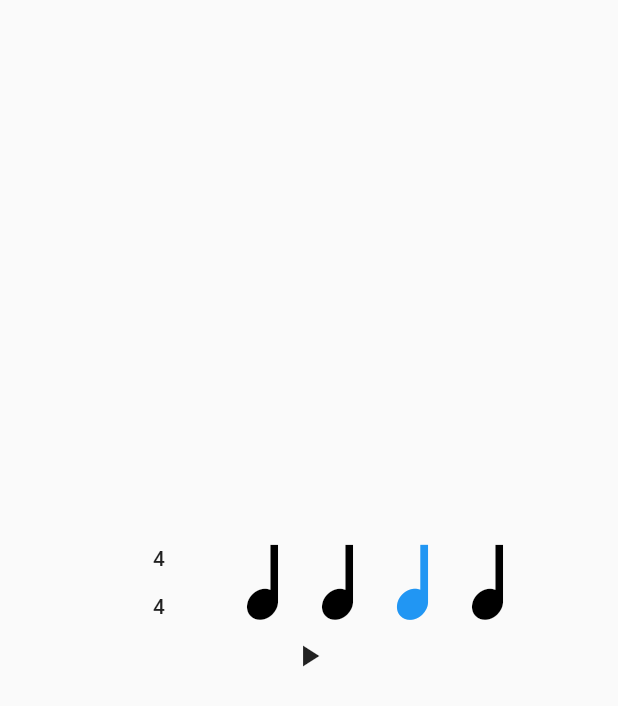
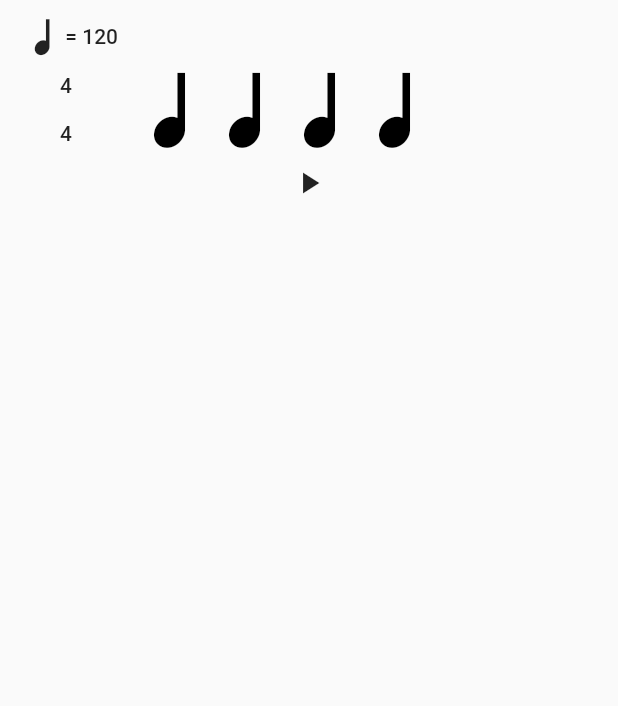
Before and after one commit to zeucapua/rit_app, a Flutter app: the MetronomePage screen opened directly, after a tap on the "play arrow" icon, on a phone screen of 412 x 824 dp. Shown: the top 706 px of the screen. Run offline on Flutter 3.47's test engine with Material 2 defaults, Android fonts, the phone set to English and light mode, and no system bars; our stand-ins replace numberpicker, shared_preferences; accounts and stored records are empty.

Commit message:
streamlined MetronomePage

```diff
--- a/lib/models/BeatDisplay.dart
+++ b/lib/models/BeatDisplay.dart
@@ -13,7 +13,6 @@ class BeatDisplay extends StatefulWidget {
   // methods for pages to use
   void setIsOn(bool toSet) { state.setIsOn(toSet); }
   void setValue(int toSet) { state.setValue(toSet); }
-
 }
 
 class BeatDisplayState extends State<BeatDisplay> {
@@ -25,7 +24,6 @@ class BeatDisplayState extends State<BeatDisplay> {
 
   // constructor
   BeatDisplayState(this.value) { isOn = false; }
-
 
   // build
   @override
--- a/lib/pages/MetronomePage.dart
+++ b/lib/pages/MetronomePage.dart
@@ -18,48 +18,52 @@ class MetronomePageState extends State<MetronomePage> {
   Duration tempoDuration;
 
   int topTimeSignature, bottomTimeSignature;
+  Icon metronomeIcon;
 
   int currentBeat;
   bool isMetronomePlaying;
 
-  List<Beat> beats;
   List<BeatDisplay> beatDisplays;
   Widget beatDisplayRow;
   Widget timeSignatureButton;
+  Widget tempoButton;
+  Widget playButton;
 
-
-  // page widget
   @override
   Widget build(BuildContext context) {
 
+    bool notNull(Object o) =>  o != null;
+
     return Scaffold(
+
       body: Container(
         child: SafeArea(
 
           child: Center(
+
             child: Column(
-              mainAxisAlignment: MainAxisAlignment.center,
-              crossAxisAlignment: CrossAxisAlignment.center,
+
               children: <Widget>[
 
-                //TODO: add widgets
+                tempoButton,
+
 
                 Row(
-                  mainAxisAlignment: MainAxisAlignment.center,
                   children: <Widget>[
-                    timeSignatureButton, beatDisplayRow
-                  ],
+
+                    timeSignatureButton,
+                    beatDisplayRow
+
+                  ].where(notNull).toList(),
                 ),
 
-                IconButton(onPressed: () => toggleMetronome(), icon: Icon(Icons.play_arrow))
+
+                playButton
+
 
               ],
-
-
-            ),
+            )
           ),
-
-
         ),
       ),
 
@@ -68,252 +72,122 @@ class MetronomePageState extends State<MetronomePage> {
 
   }
 
-  //--- DATA methods ---
-
   @override
   void initState() {
     super.initState();
 
-    // TODO: fix saved Data
-    //initSavedData();
+    // initialize base tempo and time signature
     tempo = 120;
+    setTempoDuration();
+
     topTimeSignature = 4; bottomTimeSignature = 4;
 
-    setTempoDuration();
-
-    initBeats();
-
+    // initialize metronome settings
     currentBeat = 0;
     isMetronomePlaying = false;
-    timer = Timer(tempoDuration, () => print('init timer'));
+    timer = Timer(tempoDuration, () => print('init'));
 
-    beatDisplayRow = buildBeatDisplays();
-    timeSignatureButton = buildTimeSignatureDisplay();
+    // initialize widgets
+    setMetronomeIcon();
+    tempoButton = FlatButton(
+      child: Row(
+        children: <Widget>[
+
+          metronomeIcon,
+          Text(' = ' + tempo.toString())
+
+        ],
+      ),
+
+      onPressed: () => setTempo(),
+    );
+
+    timeSignatureButton = FlatButton(
+      child: Column(
+        children: <Widget>[
+          Text(topTimeSignature.toString()),
+          Divider(),
+          Text(bottomTimeSignature.toString())
+        ]
+      ),
+
+      onPressed: () => setTimeSignature(),
+    );
+
+    playButton = FlatButton(child: Icon(Icons.play_arrow), onPressed: () => toggleMetronome());
+
+
+    // initialize beats and displays
+    beatDisplays = List<BeatDisplay>();
+    initBeatDisplays();
+
+    print(beatDisplays.toString());
   }
 
-  // check for local storage to set tempo and time signature with
-  Future initSavedData() async {
+  // setting functions
+  void setTempoDuration() { tempoDuration = Duration(milliseconds: (Constants.MINUTE_IN_MILLISECONDS/tempo).floor()); }
+  void setTempo() {}
+  void setTimeSignature() {}
 
-    final prefs = await SharedPreferences.getInstance();
-
-    // set tempo
-    getTempoData(prefs).then((returnBool) => () { if (!returnBool) { tempo = 120; } } );
-
-    print('tempo ' + tempo.toString() );
-
-    // set time signature
-    getTimeSignatureData(prefs).then((returnBool) => () {
-      if (!returnBool) {
-        topTimeSignature = 4;
-        bottomTimeSignature = 4;
+  // widget functions
+  void setMetronomeIcon() {
+    setState(() {
+      switch (bottomTimeSignature) {
+        case 2:
+          metronomeIcon = Icon(Constants.half); break;
+        case 4:
+          metronomeIcon = Icon(Constants.quarter); break;
+        case 8:
+          metronomeIcon = Icon(Constants.eighth); break;
+        default:
+          metronomeIcon = Icon(Constants.quarter); break;
       }
     });
   }
-
-  void initBeats() {
-    beats = List<Beat>();
-    beats.clear();
-
+  void initBeatDisplays() {
+    beatDisplays.clear();
     for (int i = 0; i < topTimeSignature; i++) {
-      beats.add(Beat(bottomTimeSignature, -1));
+      beatDisplays.add(BeatDisplay(bottomTimeSignature));
     }
-
+    beatDisplayRow = Row(children: beatDisplays);
+  }
+  void setBeatDisplays() {
+    setState(() {
+      beatDisplays.clear();
+      for (int i = 0; i < topTimeSignature; i++) {
+        beatDisplays.add(BeatDisplay(bottomTimeSignature));
+      }
+      beatDisplayRow = Row(children: beatDisplays);
+    });
+  }
+  void disableBeatDisplays() {
+    beatDisplays.forEach((display) => display.setIsOn(false));
   }
 
-  // check and set for saved tempo in local storage
-  Future<bool> getTempoData(SharedPreferences prefs) async {
+  // metronome functions
+  void toggleMetronome() {
+    isMetronomePlaying = isMetronomePlaying ? false : true;
+    currentBeat = 0;
+    setBeatDisplays();
+    if (isMetronomePlaying) { playMetronome(); }
+    else { timer.cancel(); disableBeatDisplays(); }
+  }
+  // TODO: fix 'setState() called in constructor: 4' error when pressed
+  void playMetronome() {
 
+    disableBeatDisplays();
 
-    // get saved tempo data
-    int savedTempo = prefs.getInt('tempo') ?? -1;
+    // highlight current display
+    beatDisplays.elementAt(currentBeat).setIsOn(true);
 
-    if (savedTempo == -1) { return false; }
-    else {
-      tempo = savedTempo;
-      return true;
-    }
+    // add to current beat
+    currentBeat++;
+    if (currentBeat == topTimeSignature) { currentBeat = 0; }
+    timer = Timer(tempoDuration, () => playMetronome());
 
 
   }
 
-  // check and set for saved time signature in local storage
-  Future<bool> getTimeSignatureData(SharedPreferences prefs) async {
-
-    // get saved time signature data
-    int savedTop = prefs.getInt('topTimeSignature') ?? -1;
-    int savedBot = prefs.getInt('bottomTimeSignature') ?? -1;
-
-    if (savedTop == -1 && savedBot == -1) {return false;}
-    else {
-      topTimeSignature = savedTop;
-      bottomTimeSignature = savedBot;
-      return true;
-    }
 
 
-  }
-
-  // use tempo to set tempo duration for timer to use
-  void setTempoDuration() {
-    tempoDuration = Duration(milliseconds: (Constants.MINUTE_IN_MILLISECONDS/tempo).floor());
-  }
-
-
-  //--- FUNCTION methods ---
-
-  // loop around a bar
-  void playMetronome(bool repeat) {
-
-    // TODO: fix crashing when playing after updating beatdisplayrow
-    print(beatDisplays.toString());
-
-    if (repeat) { timer.cancel(); disableBeatDisplays(); }
-
-    // safe guarding against accidental
-    if (isMetronomePlaying) {
-
-      beatDisplays.elementAt(currentBeat).setIsOn(true);
-
-      // play sound (since it's a met, do not use pitches)
-      SystemSound.play(SystemSoundType.click);
-
-      // loop correctly
-      currentBeat++; if ( currentBeat == topTimeSignature ) { currentBeat = 0; }
-
-      // reset timer to do playMetronome() for the loop
-      timer = Timer(tempoDuration, () => playMetronome(true));
-
-    }
-
-
-  }
-
-  // toggle isMetronomePlaying between true and false to control metronome
-  void toggleMetronome() {
-
-    // toggle bool
-    isMetronomePlaying = isMetronomePlaying ? false : true;
-
-    // reset metronome
-    timer.cancel();
-    currentBeat = 0;
-
-
-    // play metronome if true, disable metronome if false
-    if (isMetronomePlaying) { playMetronome(false); }
-    else { disableBeatDisplays(); }
-  }
-
-  // display AlertDialog with NumberPickers to change time signature
-  void changeTimeSignature() {
-
-    showDialog(
-      context: context,
-      builder: (BuildContext context) {
-
-        int topToSet = topTimeSignature;
-        int botToSet = bottomTimeSignature;
-
-        return AlertDialog(
-          title: Text('Change Time Signature'),
-          content: Row(
-            mainAxisAlignment: MainAxisAlignment.center,
-            crossAxisAlignment: CrossAxisAlignment.center,
-            children: <Widget>[
-
-              NumberPicker.integer(
-                initialValue: topTimeSignature,
-                minValue: 2, maxValue: 12,
-                onChanged: (value) => topToSet = value,
-              ),
-
-              Text('/'),
-
-              NumberPicker.integer(
-                initialValue: bottomTimeSignature,
-                minValue: 2, maxValue: 8,
-                onChanged: (value) => botToSet = value,
-              )
-
-            ],
-          ),
-
-          actions: <Widget>[
-
-            FlatButton(
-              child: Text('Cancel'),
-              onPressed: () => setTimeSignature(topTimeSignature, bottomTimeSignature),
-            ),
-
-
-            FlatButton(
-              child: Text('Confirm'),
-              onPressed: () => setTimeSignature(topToSet, botToSet),
-            )
-
-          ],
-        );
-
-
-      }
-    ).then((value) => {   });
-
-  }
-
-  // for changeTimeSignature() use
-  void setTimeSignature(int topToSet, int botToSet) {
-    setState(() {
-      topTimeSignature = topToSet;
-      bottomTimeSignature = botToSet;
-
-      initBeats();
-      beatDisplayRow = buildBeatDisplays();
-      timeSignatureButton = buildTimeSignatureDisplay();
-
-      setTempoDuration();
-    });
-    Navigator.pop(context);
-  }
-
-  //--- WIDGET methods ---
-
-  // return a Row with beat displays
-  Widget buildBeatDisplays() {
-
-    beatDisplays = List<BeatDisplay>();
-    beatDisplays.clear();
-
-    beatDisplays = beats.map((beat) => BeatDisplay(beat.value)).toList();
-
-    return Row( children: beatDisplays );
-
-  }
-
-  void disableBeatDisplays() {
-    beatDisplays.forEach((display) => display.setIsOn(false));
-  }
-
-  // return a FlatButton that changes the time signature
-  Widget buildTimeSignatureDisplay() {
-
-    return FlatButton(
-      child: Column(
-        mainAxisAlignment: MainAxisAlignment.center,
-        children: <Widget>[
-
-          Text(topTimeSignature.toString()),
-
-          Divider(),
-
-          Text(bottomTimeSignature.toString())
-
-        ],
-      ),
-
-      onPressed: () => changeTimeSignature(),
-
-    );
-
-  }
-
 }
```
